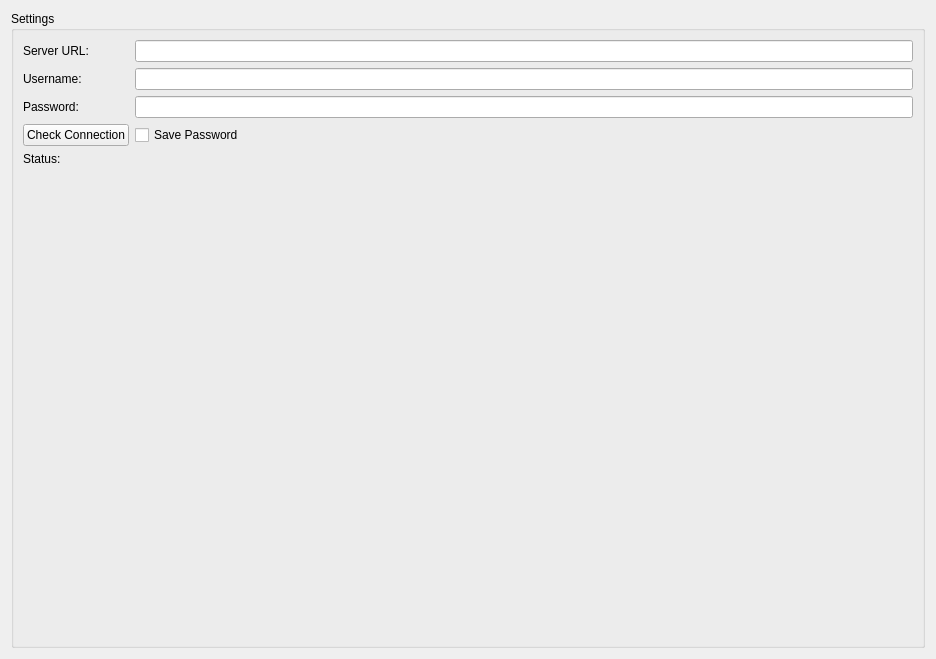
Qt form RedminePlugin/SettingsWidget.ui (babak-ab/RedminePlugin) before a commit.
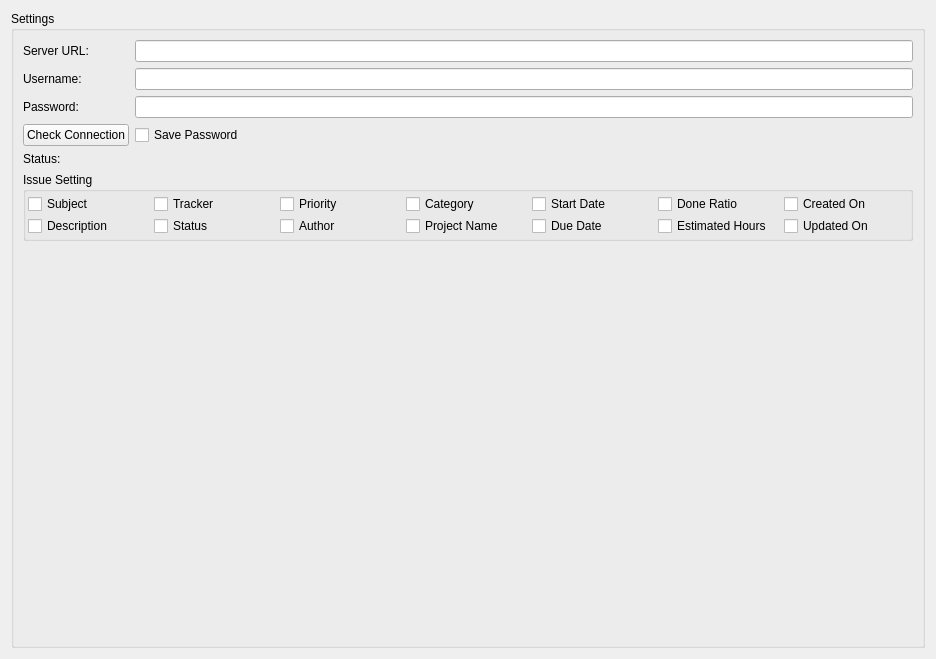
The same form after that commit.

Diff of the .ui file:
```diff
--- a/RedminePlugin/SettingsWidget.ui
+++ b/RedminePlugin/SettingsWidget.ui
@@ -84,6 +84,134 @@
           </property>
          </widget>
         </item>
+        <item>
+         <widget class="QGroupBox" name="groupBox">
+          <property name="title">
+           <string>Issue Setting</string>
+          </property>
+          <layout class="QGridLayout" name="gridLayout_2">
+           <property name="leftMargin">
+            <number>2</number>
+           </property>
+           <property name="topMargin">
+            <number>2</number>
+           </property>
+           <property name="rightMargin">
+            <number>2</number>
+           </property>
+           <property name="bottomMargin">
+            <number>2</number>
+           </property>
+           <property name="spacing">
+            <number>2</number>
+           </property>
+           <item row="1" column="2">
+            <widget class="QCheckBox" name="checkBox_priority">
+             <property name="text">
+              <string>Priority</string>
+             </property>
+            </widget>
+           </item>
+           <item row="1" column="5">
+            <widget class="QCheckBox" name="checkBox_doneRatio">
+             <property name="text">
+              <string>Done Ratio</string>
+             </property>
+            </widget>
+           </item>
+           <item row="2" column="5">
+            <widget class="QCheckBox" name="checkBox_estimatedHours">
+             <property name="text">
+              <string>Estimated Hours</string>
+             </property>
+            </widget>
+           </item>
+           <item row="2" column="2">
+            <widget class="QCheckBox" name="checkBox_author">
+             <property name="text">
+              <string>Author</string>
+             </property>
+            </widget>
+           </item>
+           <item row="2" column="4">
+            <widget class="QCheckBox" name="checkBox_dueDate">
+             <property name="text">
+              <string>Due Date</string>
+             </property>
+            </widget>
+           </item>
+           <item row="2" column="0">
+            <widget class="QCheckBox" name="checkBox_description">
+             <property name="text">
+              <string>Description</string>
+             </property>
+             <property name="checked">
+              <bool>false</bool>
+             </property>
+            </widget>
+           </item>
+           <item row="2" column="3">
+            <widget class="QCheckBox" name="checkBox_project">
+             <property name="text">
+              <string>Project Name</string>
+             </property>
+            </widget>
+           </item>
+           <item row="2" column="1">
+            <widget class="QCheckBox" name="checkBox_status">
+             <property name="text">
+              <string>Status</string>
+             </property>
+            </widget>
+           </item>
+           <item row="1" column="0">
+            <widget class="QCheckBox" name="checkBox_subject">
+             <property name="text">
+              <string>Subject</string>
+             </property>
+             <property name="checked">
+              <bool>false</bool>
+             </property>
+            </widget>
+           </item>
+           <item row="1" column="4">
+            <widget class="QCheckBox" name="checkBox_startDate">
+             <property name="text">
+              <string>Start Date</string>
+             </property>
+            </widget>
+           </item>
+           <item row="1" column="3">
+            <widget class="QCheckBox" name="checkBox_category">
+             <property name="text">
+              <string>Category</string>
+             </property>
+            </widget>
+           </item>
+           <item row="1" column="1">
+            <widget class="QCheckBox" name="checkBox_tracker">
+             <property name="text">
+              <string>Tracker</string>
+             </property>
+            </widget>
+           </item>
+           <item row="1" column="6">
+            <widget class="QCheckBox" name="checkBox_createdOn">
+             <property name="text">
+              <string>Created On</string>
+             </property>
+            </widget>
+           </item>
+           <item row="2" column="6">
+            <widget class="QCheckBox" name="checkBox_updatedOn">
+             <property name="text">
+              <string>Updated On</string>
+             </property>
+            </widget>
+           </item>
+          </layout>
+         </widget>
+        </item>
         <item>
          <layout class="QHBoxLayout" name="horizontalLayout">
           <item>
```
